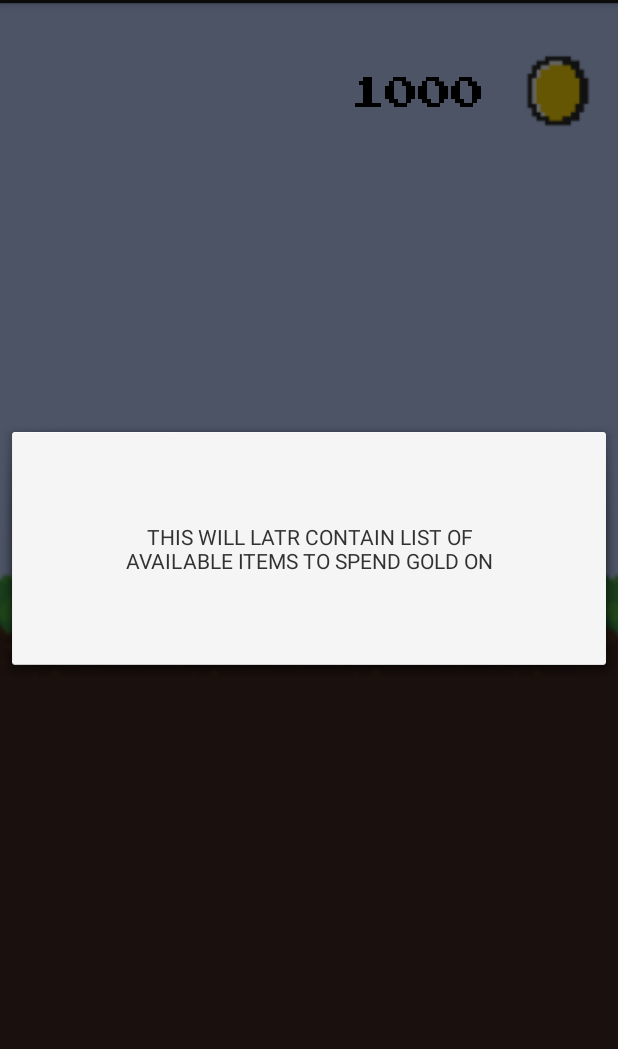
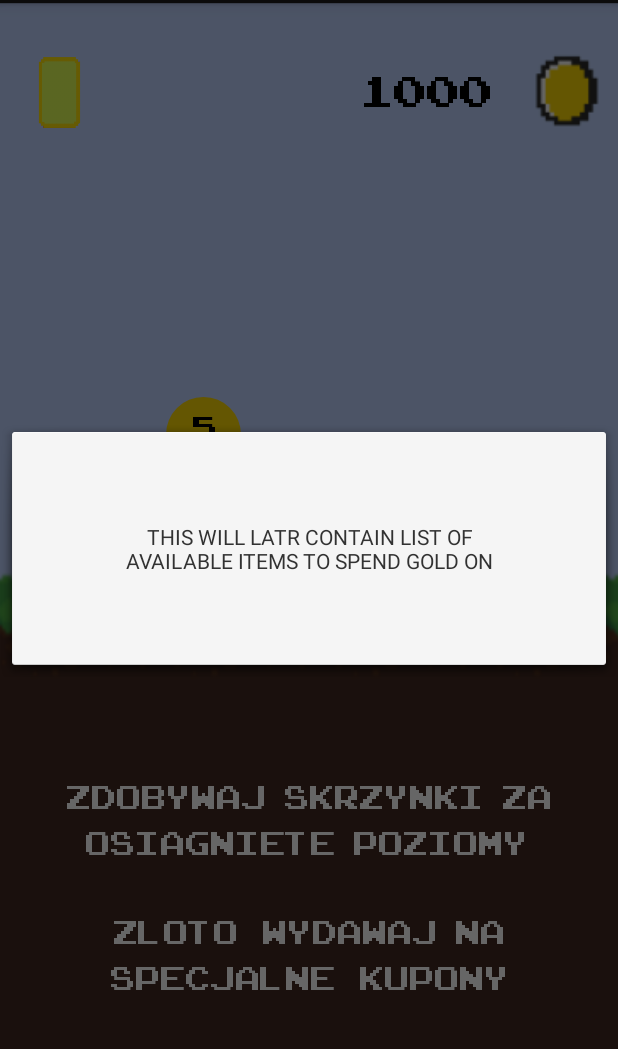
Before and after one commit to m-radzikowski/behealthy-mobile, an Android app: the fragment ShopFragment shown on its own in the app's theme, after a tap on "1000", on a phone screen of 412 x 824 dp, the part 69-1118 px from its top. Run offline under Robolectric (Android 15) with nearby library versions, the phone set to English and light mode, and no system bars; 2 statements that could not run were skipped.

Commit message:
improvements across all views and fragments

```diff
--- a/app/build.gradle
+++ b/app/build.gradle
@@ -24,6 +24,8 @@ dependencies {
     implementation fileTree(dir: 'libs', include: ['*.jar'])
     implementation "org.jetbrains.kotlin:kotlin-stdlib-jre7:$kotlin_version"
     implementation 'com.android.support:appcompat-v7:26.1.0'
+    implementation 'com.android.support:support-annotations:26.1.0'
+    implementation 'com.android.support:support-core-ui:26.1.0'
     implementation 'com.android.support.constraint:constraint-layout:1.1.0'
     testImplementation 'junit:junit:4.12'
     androidTestImplementation 'com.android.support.test:runner:1.0.1'
--- /dev/null
+++ b/app/src/main/res/drawable/circle_shape.xml
@@ -0,0 +1,9 @@
+<?xml version="1.0" encoding="utf-8"?>
+<shape
+    xmlns:android="http://schemas.android.com/apk/res/android"
+    android:shape="oval">
+    <gradient
+        android:startColor="#FBD705"
+        android:endColor="#FBD705"
+        android:angle="360"/>
+</shape>
--- a/app/src/main/res/layout/fragment_quests.xml
+++ b/app/src/main/res/layout/fragment_quests.xml
@@ -18,7 +18,7 @@
             android:padding="10dp"
             android:layout_marginTop="20dp"
             android:textColor="#fff"
-            android:text="Zadania    dzienne"
+            android:text="dzisiejsze   questy"
             android:textAlignment="center"
             android:textSize="40sp" />
 
--- a/app/src/main/res/layout/fragment_shop.xml
+++ b/app/src/main/res/layout/fragment_shop.xml
@@ -11,6 +11,14 @@
         android:layout_gravity="right"
         android:layout_marginTop="20dp"
         android:orientation="horizontal">
+
+        <ImageView
+            android:id="@+id/ticket_icon"
+            android:layout_width="80dp"
+            android:layout_height="80dp"
+            android:padding="10dp"
+            android:layout_marginRight="150dp"
+            android:src="@drawable/ticket" />
 
         <TextView
             android:id="@+id/gold_amount"
@@ -40,4 +48,47 @@
         android:layout_marginTop="-60dp"
         android:src="@drawable/chest_closed" />
 
+    <View
+        android:id="@+id/chest_amount_shape"
+        android:layout_width="50dp"
+        android:layout_height="50dp"
+        android:layout_gravity="center"
+        android:layout_marginRight="70dp"
+        android:layout_marginBottom="100dp"
+        android:background="@drawable/circle_shape"/>
+
+    <TextView
+        android:id="@+id/chest_amount"
+        android:layout_width="match_parent"
+        android:layout_height="wrap_content"
+        android:layout_gravity="center"
+        android:layout_marginBottom="104dp"
+        android:layout_marginLeft="85dp"
+        android:fontFamily="@font/arcadeclassic"
+        android:text="5"
+        android:textColor="#000"
+        android:textSize="30sp" />
+
+    <TextView
+        android:layout_width="match_parent"
+        android:layout_height="wrap_content"
+        android:layout_gravity="bottom"
+        android:layout_marginBottom="200dp"
+        android:textAlignment="center"
+        android:fontFamily="@font/arcadeclassic"
+        android:text="zdobywaj   skrzynki   za   osiagniete   poziomy "
+        android:textColor="#fff"
+        android:textSize="30sp" />
+
+    <TextView
+        android:layout_width="match_parent"
+        android:layout_height="wrap_content"
+        android:layout_gravity="bottom"
+        android:layout_marginBottom="110dp"
+        android:textAlignment="center"
+        android:fontFamily="@font/arcadeclassic"
+        android:text="zloto    wydawaj   na   specjalne    kupony"
+        android:textColor="#fff"
+        android:textSize="30sp" />
+
 </FrameLayout>
--- a/app/src/main/res/layout/list_quest.xml
+++ b/app/src/main/res/layout/list_quest.xml
@@ -8,6 +8,7 @@
         android:id="@+id/firstLine"
         android:layout_width="fill_parent"
         android:layout_height="wrap_content"
+        android:layout_marginTop="10dp"
         android:layout_alignParentRight="true"
         android:layout_alignParentTop="true"
         android:layout_alignWithParentIfMissing="true"
```
Also changed, not shown: app/src/main/java/com/sample/behealthy/MainActivity.java (+7 -2 lines), app/src/main/res/layout/activity_login.xml (+6 -5 lines), app/src/main/res/layout/activity_main.xml (+14 -8 lines), app/src/main/res/layout/fragment_hero.xml (+5 -5 lines), app/src/main/res/drawable-xhdpi/ticket.png (added).
